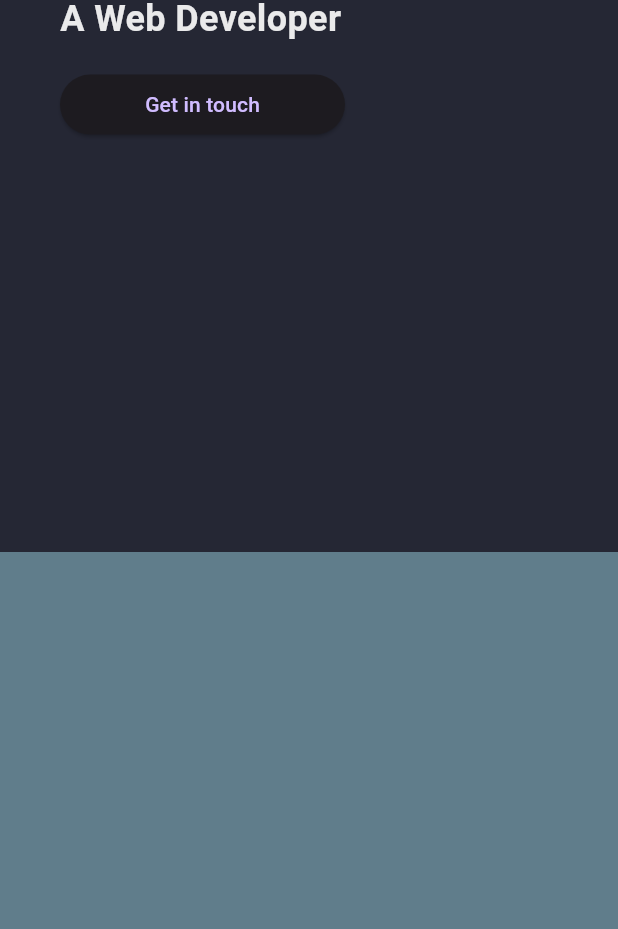
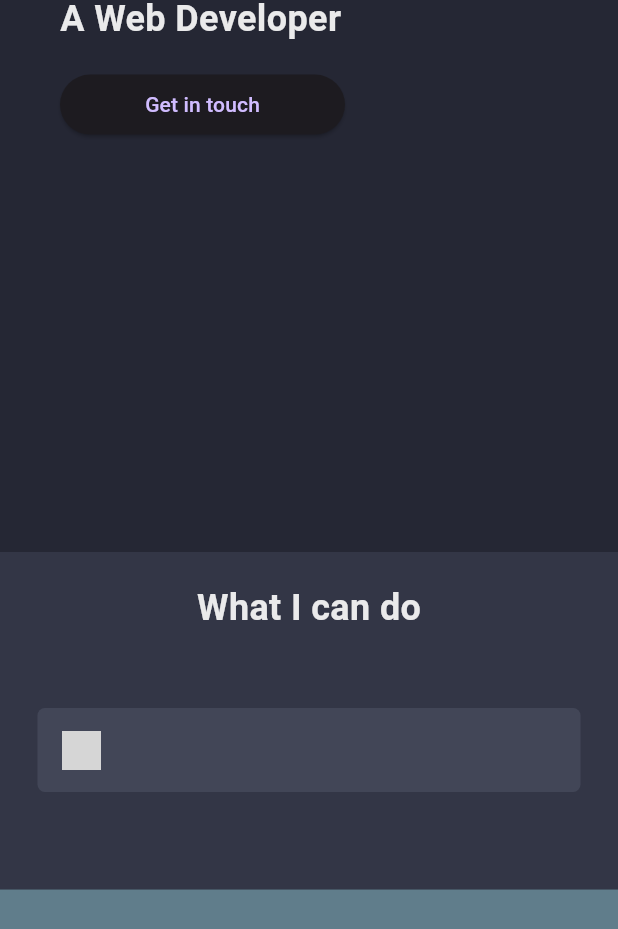
Before and after one commit to LakruwanKavinda/portfolio, a Flutter app: the screen it shows after launch, scrolled down 576 dp, on a phone screen of 412 x 824 dp. Shown: the top 929 px of the screen. Run offline on Flutter 3.47's test engine with Material 3 defaults, Android fonts, the phone set to English and light mode, and no system bars; missing offline and left inert: dart:html; statements that could not run were skipped; grey boxes are pictures that could not be loaded.

Commit message:
day 9.1 update

```diff
--- a/lib/constants/size.dart
+++ b/lib/constants/size.dart
@@ -1 +1,2 @@
 const double kMinDesktopWidth = 600.0;
+const double kMedDesktopWidth = 800.0;
--- a/lib/pages/home_page.dart
+++ b/lib/pages/home_page.dart
@@ -5,8 +5,10 @@ import 'package:flutter_application_123/constants/colors.dart';
 import 'package:flutter_application_123/constants/nav_items.dart';
 import 'package:flutter_application_123/widgets/main_mobile.dart';
 import 'package:flutter_application_123/widgets/site_logo.dart';
+import 'package:flutter_application_123/widgets/skills_desktop.dart';
 
 import '../constants/size.dart';
+import '../constants/skill_items.dart';
 import '../styles/style.dart';
 import '../widgets/drawer_mobile.dart';
 import '../widgets/header_desktop.dart';
@@ -55,9 +57,47 @@ class _HomePageState extends State<HomePage> {
 
               //SKILLS
               Container(
-                height: 500,
-                width: double.maxFinite,
-                color: Colors.blueGrey,
+                width: screenWidth,
+                padding: EdgeInsets.fromLTRB(25, 20, 25, 60),
+                color: CustomColor.bgLight1,
+                child: Column(
+                  mainAxisSize: MainAxisSize.min,
+                  children: [
+                    //title
+                    const Text(
+                      "What I can do",
+                      style: TextStyle(
+                        fontSize: 24,
+                        fontWeight: FontWeight.bold,
+                        color: CustomColor.whitePrimary,
+                      ),
+                    ),
+                    const SizedBox(height: 50),
+
+                    //platforms and skills
+                    //const SkillsDesktop()
+                    Column(
+                      children: [
+                        //platforms
+                        Container(
+                          margin: const EdgeInsets.only(bottom: 5.0),
+                          width: double.maxFinite,
+                          decoration: BoxDecoration(
+                            color: CustomColor.bgLight2,
+                            borderRadius: BorderRadius.circular(5.0),
+                          ),
+                          child: ListTile(
+                            contentPadding: EdgeInsets.,
+                            leading: Image.asset("",width: 26.0,),
+                            title: Text(""),
+                          ),
+                        ),
+
+                        //skills
+                      ],
+                    )
+                  ],
+                ),
               ),
               //PROJECTS
               Container(
```
Also changed, not shown: lib/widgets/skills_desktop.dart (added, +75 -0 lines).
